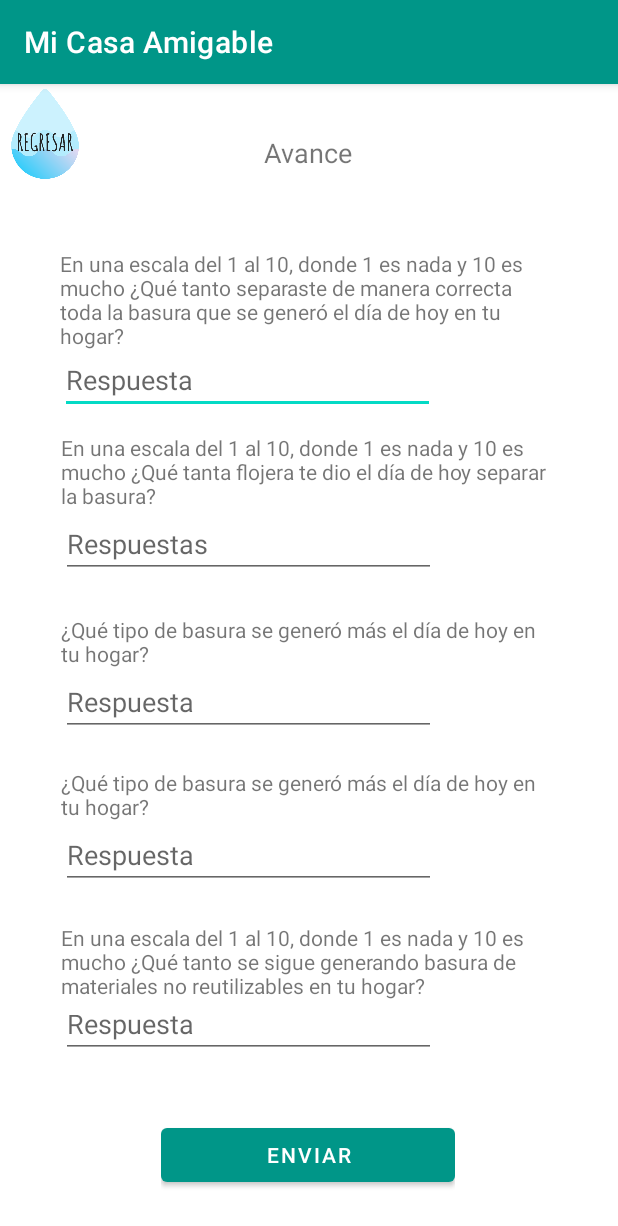
After one commit to gabyotero/AmigableCasa, an Android app: the avance_basura screen opened directly, with no data from a screen before it, on a phone screen of 412 x 824 dp. The commit adds this screen. Shown: the top 1226 px of the screen. Run offline under Robolectric (Android 15) with nearby library versions, the phone set to English and light mode, and no system bars.

Commit message:
Basurafinal

```diff
--- a/app/src/main/AndroidManifest.xml
+++ b/app/src/main/AndroidManifest.xml
@@ -12,7 +12,10 @@
         android:roundIcon="@mipmap/ic_launcher_round"
         android:supportsRtl="true"
         android:theme="@style/Theme.AmigableCasa">
-        <activity android:name=".idea_botes"></activity>
+        <activity android:name=".basura_inorganica"></activity>
+        <activity android:name=".basura_organica" />
+        <activity android:name=".avance_basura" />
+        <activity android:name=".idea_botes" />
         <activity android:name=".Consejo_lavado" />
         <activity android:name=".Consejo_lluvia" />
         <activity android:name=".Consejo_wc" />
--- a/app/src/main/java/com/gaby/amigablecasa/MainActivity.java
+++ b/app/src/main/java/com/gaby/amigablecasa/MainActivity.java
@@ -62,6 +62,7 @@ public class MainActivity extends AppCompatActivity {
         new Restful(this, "login",
                 user_log.getText().toString(),
                 pass_log.getText().toString()).execute();
+       //ew Restful(this, "data").execute();
     }
 
     public void GetData(View view){
--- /dev/null
+++ b/app/src/main/java/com/gaby/amigablecasa/avance_basura.java
@@ -0,0 +1,56 @@
+package com.gaby.amigablecasa;
+
+import androidx.appcompat.app.AppCompatActivity;
+
+import android.os.Bundle;
+import android.view.View;
+import android.widget.Button;
+import android.widget.EditText;
+import android.widget.ImageView;
+import android.widget.LinearLayout;
+import android.widget.TextView;
+
+public class avance_basura extends AppCompatActivity {
+    EditText edt_r1, edt_r2, edt_r3, edt_r4, edt_r5;
+    TextView tv_p1, tv_p2, tv_p3, tv_p4, tv_p5;
+    Button  enviar;
+    LinearLayout layout_p1, layout_p2, layout_p3, layout_p4, layout_p5;
+    ImageView img_reg_avance;
+    @Override
+    protected void onCreate(Bundle savedInstanceState) {
+        super.onCreate(savedInstanceState);
+        setContentView(R.layout.activity_avance_basura);
+        img_reg_avance=(ImageView)findViewById(R.id.img_reg_avance);
+
+        img_reg_avance.setOnClickListener(new View.OnClickListener() {
+            @Override
+            public void onClick(View v) {
+                onBackPressed();
+            }
+        });
+
+        //EditTexts
+        edt_r1=(EditText) findViewById(R.id.edt_r1);
+        edt_r2=(EditText) findViewById(R.id.edt_r2);
+        edt_r3=(EditText) findViewById(R.id.edt_r3);
+        edt_r4=(EditText) findViewById(R.id.edt_r4);
+        edt_r5=(EditText) findViewById(R.id.edt_r5);
+
+        //TextViews
+        tv_p1=(TextView) findViewById(R.id.tv_p1);
+        tv_p2=(TextView) findViewById(R.id.tv_p2);
+        tv_p3=(TextView) findViewById(R.id.tv_p3);
+        tv_p4=(TextView) findViewById(R.id.tv_p4);
+        tv_p5=(TextView) findViewById(R.id.tv_p5);
+
+        //Layouts
+        layout_p1=findViewById(R.id.layout_p1);
+        layout_p2=findViewById(R.id.layout_p2);
+        layout_p3=findViewById(R.id.layout_p3);
+        layout_p4=findViewById(R.id.layout_p4);
+        layout_p5=findViewById(R.id.layout_p5);
+
+        //Buttons
+        enviar=(Button) findViewById(R.id.enviar);
+    }
+}
--- /dev/null
+++ b/app/src/main/res/layout/activity_avance_basura.xml
@@ -0,0 +1,201 @@
+<?xml version="1.0" encoding="utf-8"?>
+<androidx.constraintlayout.widget.ConstraintLayout xmlns:android="http://schemas.android.com/apk/res/android"
+    xmlns:app="http://schemas.android.com/apk/res-auto"
+    xmlns:tools="http://schemas.android.com/tools"
+    android:layout_width="match_parent"
+    android:layout_height="match_parent"
+    tools:context=".avance_basura">
+
+    <ImageView
+        android:id="@+id/img_reg_avance"
+        android:layout_width="60dp"
+        android:layout_height="60dp"
+        app:layout_constraintBottom_toBottomOf="parent"
+        app:layout_constraintEnd_toEndOf="parent"
+        app:layout_constraintHorizontal_bias="0.0"
+        app:layout_constraintStart_toStartOf="parent"
+        app:layout_constraintTop_toTopOf="parent"
+        app:layout_constraintVertical_bias="0.005"
+        app:srcCompat="@drawable/regresar" />
+
+    <LinearLayout
+        android:id="@+id/linearLayout5"
+        android:layout_width="128dp"
+        android:layout_height="37dp"
+        android:orientation="horizontal"
+        app:layout_constraintBottom_toBottomOf="parent"
+        app:layout_constraintEnd_toEndOf="parent"
+        app:layout_constraintHorizontal_bias="0.498"
+        app:layout_constraintStart_toStartOf="parent"
+        app:layout_constraintTop_toTopOf="parent"
+        app:layout_constraintVertical_bias="0.046">
+
+        <TextView
+            android:id="@+id/textView_avance"
+            android:layout_width="139dp"
+            android:layout_height="match_parent"
+            android:layout_weight="1"
+            android:text="Avance"
+            android:textAlignment="center"
+            android:textSize="18sp" />
+
+    </LinearLayout>
+
+    <LinearLayout
+        android:id="@+id/layout_p1"
+        android:layout_width="330dp"
+        android:layout_height="110dp"
+        android:layout_weight="1"
+        android:orientation="vertical"
+        app:layout_constraintBottom_toBottomOf="parent"
+        app:layout_constraintEnd_toEndOf="parent"
+        app:layout_constraintHorizontal_bias="0.491"
+        app:layout_constraintStart_toStartOf="parent"
+        app:layout_constraintTop_toTopOf="parent"
+        app:layout_constraintVertical_bias="0.167">
+
+        <TextView
+            android:id="@+id/tv_p1"
+            android:layout_width="match_parent"
+            android:layout_height="wrap_content"
+            android:text="En una escala del 1 al 10, donde 1 es nada y 10 es mucho ¿Qué tanto separaste de manera correcta toda la basura que se generó el día de hoy en tu hogar?" />
+
+        <EditText
+            android:id="@+id/edt_r1"
+            android:layout_width="250dp"
+            android:layout_height="wrap_content"
+            android:ems="10"
+            android:hint="Respuesta"
+            android:inputType="textPersonName" />
+    </LinearLayout>
+
+    <LinearLayout
+        android:id="@+id/layout_p2"
+        android:layout_width="330dp"
+        android:layout_height="100dp"
+        android:orientation="vertical"
+        app:layout_constraintBottom_toBottomOf="parent"
+        app:layout_constraintEnd_toEndOf="parent"
+        app:layout_constraintHorizontal_bias="0.493"
+        app:layout_constraintStart_toStartOf="parent"
+        app:layout_constraintTop_toTopOf="parent"
+        app:layout_constraintVertical_bias="0.348">
+
+        <TextView
+            android:id="@+id/tv_p2"
+            android:layout_width="match_parent"
+            android:layout_height="wrap_content"
+            android:text="En una escala del 1 al 10, donde 1 es nada y 10 es mucho ¿Qué tanta flojera te dio el día de hoy separar la basura?" />
+
+        <EditText
+            android:id="@+id/edt_r2"
+            android:layout_width="250dp"
+            android:layout_height="wrap_content"
+            android:ems="10"
+            android:hint="Respuestas"
+            android:inputType="textPersonName" />
+    </LinearLayout>
+
+    <LinearLayout
+        android:id="@+id/layout_p3"
+        android:layout_width="330dp"
+        android:layout_height="90dp"
+        android:orientation="vertical"
+        app:layout_constraintBottom_toBottomOf="parent"
+        app:layout_constraintEnd_toEndOf="parent"
+        app:layout_constraintHorizontal_bias="0.493"
+        app:layout_constraintStart_toStartOf="parent"
+        app:layout_constraintTop_toTopOf="parent"
+        app:layout_constraintVertical_bias="0.522">
+
+        <TextView
+            android:id="@+id/tv_p3"
+            android:layout_width="match_parent"
+            android:layout_height="wrap_content"
+            android:text="¿Qué tipo de basura se generó más el día de hoy en tu hogar?" />
+
+        <EditText
+            android:id="@+id/edt_r3"
+            android:layout_width="250dp"
+            android:layout_height="wrap_content"
+            android:ems="10"
+            android:hint="Respuesta"
+            android:inputType="textPersonName" />
+
+    </LinearLayout>
+
+    <LinearLayout
+        android:id="@+id/layout_p4"
+        android:layout_width="330dp"
+        android:layout_height="85dp"
+        android:orientation="vertical"
+        app:layout_constraintBottom_toBottomOf="parent"
+        app:layout_constraintEnd_toEndOf="parent"
+        app:layout_constraintHorizontal_bias="0.493"
+        app:layout_constraintStart_toStartOf="parent"
+        app:layout_constraintTop_toTopOf="parent"
+        app:layout_constraintVertical_bias="0.668">
+
+        <TextView
+            android:id="@+id/tv_p4"
+            android:layout_width="match_parent"
+            android:layout_height="wrap_content"
+            android:text="¿Qué tipo de basura se generó más el día de hoy en tu hogar?" />
+
+        <EditText
+            android:id="@+id/edt_r4"
+            android:layout_width="250dp"
+            android:layout_height="wrap_content"
+            android:ems="10"
+            android:hint="Respuesta"
+            android:inputType="textPersonName" />
+    </LinearLayout>
+
+    <LinearLayout
+        android:id="@+id/layout_p5"
+        android:layout_width="330dp"
+        android:layout_height="90dp"
+        android:orientation="vertical"
+        app:layout_constraintBottom_toBottomOf="parent"
+        app:layout_constraintEnd_toEndOf="parent"
+        app:layout_constraintHorizontal_bias="0.493"
+        app:layout_constraintStart_toStartOf="parent"
+        app:layout_constraintTop_toTopOf="parent"
+        app:layout_constraintVertical_bias="0.825">
+
+        <TextView
+            android:id="@+id/tv_p5"
+            android:layout_width="match_parent"
+            android:layout_height="wrap_content"
+            android:text="En una escala del 1 al 10, donde 1 es nada y 10 es mucho ¿Qué tanto se sigue generando basura de materiales no reutilizables en tu hogar?" />
+
+        <EditText
+            android:id="@+id/edt_r5"
+            android:layout_width="250dp"
+            android:layout_height="wrap_content"
+            android:ems="10"
+            android:hint="Respuesta"
+            android:inputType="textPersonName" />
+    </LinearLayout>
+
+    <LinearLayout
+        android:id="@+id/layout_botones"
+        android:layout_width="196dp"
+        android:layout_height="61dp"
+        android:orientation="horizontal"
+        app:layout_constraintBottom_toBottomOf="parent"
+        app:layout_constraintEnd_toEndOf="parent"
+        app:layout_constraintHorizontal_bias="0.497"
+        app:layout_constraintStart_toStartOf="parent"
+        app:layout_constraintTop_toTopOf="parent"
+        app:layout_constraintVertical_bias="0.976">
+
+        <Button
+            android:id="@+id/enviar"
+            android:layout_width="163dp"
+            android:layout_height="wrap_content"
+            android:layout_weight="1"
+            android:text="Enviar" />
+    </LinearLayout>
+
+</androidx.constraintlayout.widget.ConstraintLayout>
--- a/app/src/main/res/layout/fragment_slideshow.xml
+++ b/app/src/main/res/layout/fragment_slideshow.xml
@@ -24,7 +24,7 @@
         app:layout_constraintVertical_bias="0.962" />
 
     <ImageView
-        android:id="@+id/imageView26"
+        android:id="@+id/img_inorganica"
         android:layout_width="174dp"
         android:layout_height="395dp"
         android:src="@drawable/inorganica"
@@ -36,7 +36,7 @@
         app:layout_constraintVertical_bias="0.532" />
 
     <ImageView
-        android:id="@+id/imageView27"
+        android:id="@+id/img_organica"
         android:layout_width="140dp"
         android:layout_height="350dp"
         android:src="@drawable/organica"
```
Also changed, not shown: app/src/main/java/com/gaby/amigablecasa/Restful.java (+14 -2 lines), app/src/main/java/com/gaby/amigablecasa/basura_inorganica.java (added, +24 -0 lines), app/src/main/java/com/gaby/amigablecasa/basura_organica.java (added, +28 -0 lines), app/src/main/java/com/gaby/amigablecasa/idea_botes.java (+12 -0 lines), app/src/main/java/com/gaby/amigablecasa/ui/slideshow/SlideshowFragment.java (+33 -1 lines), app/src/main/res/layout/activity_basura_inorganica.xml (added, +31 -0 lines), app/src/main/res/layout/activity_basura_organica.xml (added, +31 -0 lines), app/src/main/res/layout/activity_idea_botes.xml (+22 -2 lines), app/src/main/res/drawable/basurainor.png (added), app/src/main/res/drawable/basuraorg.png (added), app/src/main/res/drawable/texto.PNG (added), app/src/main/res/drawable/titulo.PNG (added).
